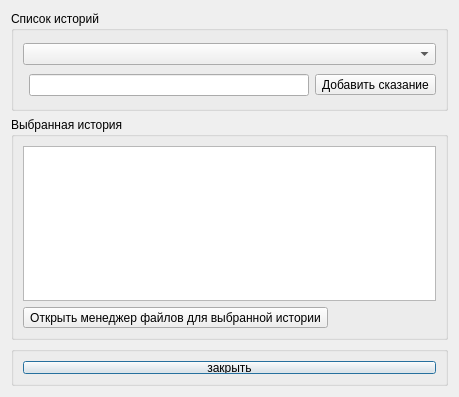
First picture: the form in taleswindow.ui, repository al-indigo/Dialeqt, before the edit.
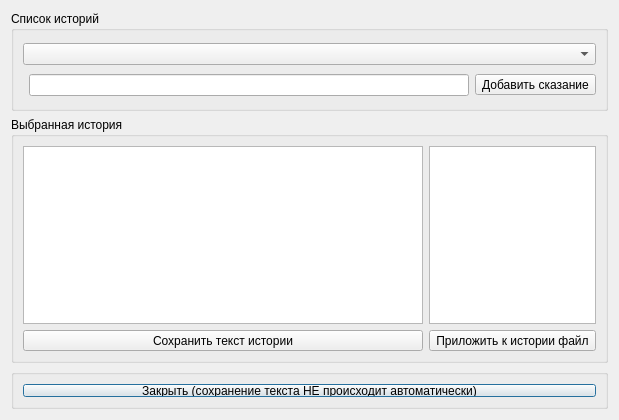
Second picture: the form after the edit.

The edit to the form file:
```diff
--- a/taleswindow.ui
+++ b/taleswindow.ui
@@ -6,8 +6,8 @@
    <rect>
     <x>0</x>
     <y>0</y>
-    <width>459</width>
-    <height>397</height>
+    <width>596</width>
+    <height>420</height>
    </rect>
   </property>
   <property name="windowTitle">
@@ -53,14 +53,53 @@
      <property name="title">
       <string>Выбранная история</string>
      </property>
-     <layout class="QVBoxLayout" name="verticalLayout_3">
-      <item>
-       <widget class="QPlainTextEdit" name="plainTextEdit"/>
+     <layout class="QGridLayout" name="gridLayout_2">
+      <item row="0" column="0">
+       <widget class="QPlainTextEdit" name="taleText">
+        <property name="sizePolicy">
+         <sizepolicy hsizetype="MinimumExpanding" vsizetype="Expanding">
+          <horstretch>0</horstretch>
+          <verstretch>0</verstretch>
+         </sizepolicy>
+        </property>
+        <property name="minimumSize">
+         <size>
+          <width>400</width>
+          <height>0</height>
+         </size>
+        </property>
+       </widget>
       </item>
-      <item>
-       <widget class="QToolButton" name="toolButton_2">
+      <item row="0" column="1" alignment="Qt::AlignRight">
+       <widget class="QColumnView" name="attachesList">
+        <property name="enabled">
+         <bool>true</bool>
+        </property>
+        <property name="sizePolicy">
+         <sizepolicy hsizetype="Preferred" vsizetype="Ignored">
+          <horstretch>0</horstretch>
+          <verstretch>0</verstretch>
+         </sizepolicy>
+        </property>
+       </widget>
+      </item>
+      <item row="1" column="1">
+       <widget class="QToolButton" name="attachFile">
         <property name="text">
-         <string>Открыть менеджер файлов для выбранной истории</string>
+         <string>Приложить к истории файл</string>
+        </property>
+       </widget>
+      </item>
+      <item row="1" column="0">
+       <widget class="QToolButton" name="saveButton">
+        <property name="sizePolicy">
+         <sizepolicy hsizetype="Expanding" vsizetype="Fixed">
+          <horstretch>0</horstretch>
+          <verstretch>0</verstretch>
+         </sizepolicy>
+        </property>
+        <property name="text">
+         <string>Сохранить текст истории</string>
         </property>
        </widget>
       </item>
@@ -88,7 +127,7 @@
       <item>
        <widget class="QPushButton" name="pushButton">
         <property name="text">
-         <string>закрыть</string>
+         <string>Закрыть (сохранение текста НЕ происходит автоматически)</string>
         </property>
        </widget>
       </item>
```
Left out of the diff: 10 changed lines with no effect on the pictures.
